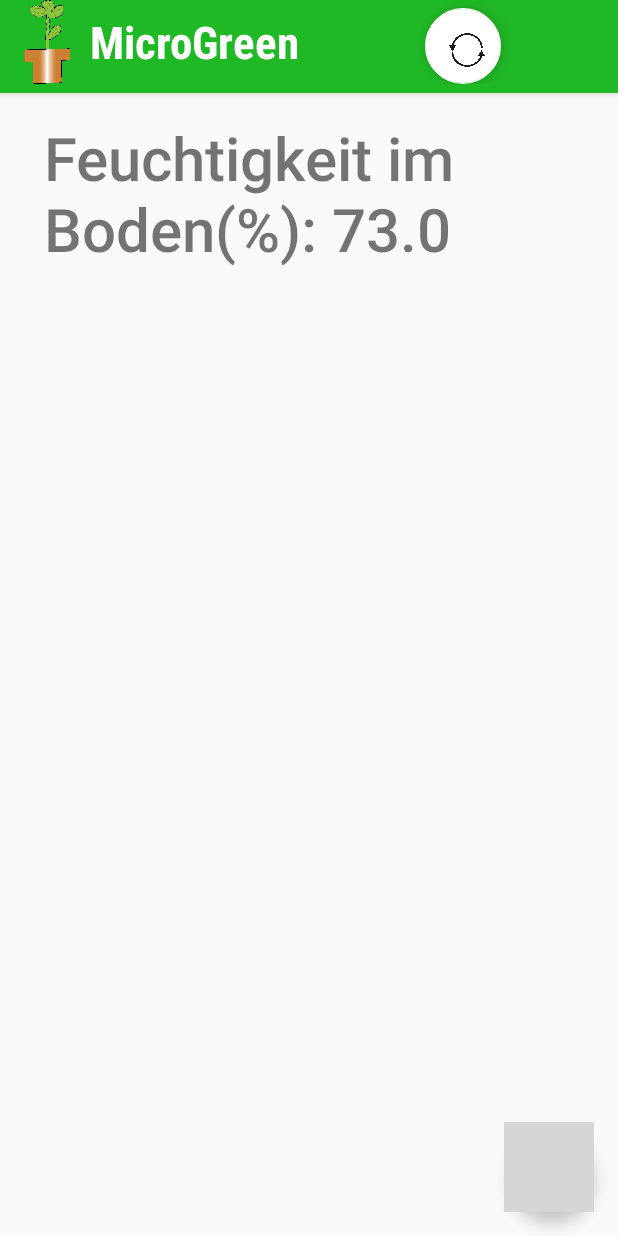
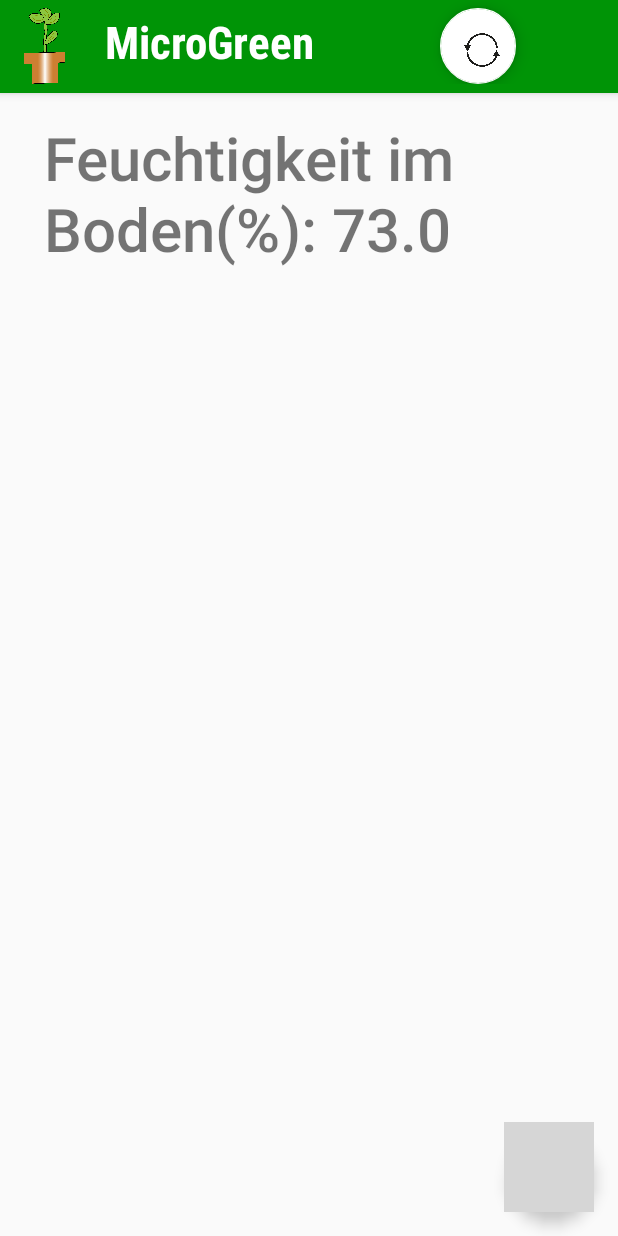
Before and after one commit to ahasenberger-tgm/MicroGreenNeu, an Android app: the screen it shows after launch (MainActivity), on a phone screen of 412 x 824 dp. Run offline under Robolectric (Android 15) with nearby library versions, the phone set to English and light mode, and no system bars; libraries missing offline, so code that uses them is left out: com.facebook, com.facebook.share; 2 statements that could not run were skipped; grey boxes are pictures that could not be loaded.

Commit message:
More Layout Changes FINISHED

```diff
--- a/app/src/main/java/iot/microgreenneu/MainActivity.java
+++ b/app/src/main/java/iot/microgreenneu/MainActivity.java
@@ -203,13 +203,13 @@ public class MainActivity extends AppCompatActivity {
                 textView.setTextSize(40);
                 String uri = "";
                 if (getArguments().getInt(ARG_SECTION_NUMBER)-1 == 0) {
-                    uri = "@mipmap/flower_gold_xhdpi";
+                    uri = "@mipmap/doubledrop_xhdpi";
                 }else if(getArguments().getInt(ARG_SECTION_NUMBER)-1 == 1){
                     uri = "@mipmap/thermometer_xhdpi";
                 }else if(getArguments().getInt(ARG_SECTION_NUMBER)-1 == 2){
                     uri = "@mipmap/thermometer_xhdpi";
                 }else if(getArguments().getInt(ARG_SECTION_NUMBER)-1 == 3){
-                    uri = "@mipmap/flower_silver_xhdpi";
+                    uri = "@mipmap/doubledrop_xhdpi";
                 }else if(getArguments().getInt(ARG_SECTION_NUMBER)-1 == 4){
                     if(punktestand==0) {
                         uri = "@mipmap/bronze_erfolg_xhdpi";
--- a/app/src/main/res/layout/activity_main.xml
+++ b/app/src/main/res/layout/activity_main.xml
@@ -27,6 +27,7 @@
                 android:id="@+id/media_image"
                 android:layout_width="wrap_content"
                 android:layout_height="wrap_content"
+                android:layout_marginTop="5dp"
                 android:adjustViewBounds="true"
                 android:contentDescription="new post image"
                 android:scaleType="centerCrop"
@@ -39,7 +40,7 @@
                 android:layout_height="wrap_content"
                 android:fadingEdge="none"
                 android:fontFamily="sans-serif-condensed"
-                android:text="  MicroGreen"
+                android:text="    MicroGreen"
                 android:textColor="#ffffff"
                 android:textSize="30sp"
                 android:textStyle="bold" />
@@ -74,7 +75,7 @@
         android:layout_height="60dp"
         android:layout_gravity="end|bottom"
         android:layout_margin="@dimen/fab_margin"
-        app:backgroundTint="@color/colorPrimary"
+        app:backgroundTint="@color/com_facebook_button_background_color"
         app:layout_anchor="@+id/container"
         app:layout_anchorGravity="right|bottom"
         app:srcCompat="@drawable/com_facebook_button_icon_white" />
--- a/app/src/main/res/values/colors.xml
+++ b/app/src/main/res/values/colors.xml
@@ -1,6 +1,6 @@
 <?xml version="1.0" encoding="utf-8"?>
 <resources>
-    <color name="colorPrimary">#20b926</color>
-    <color name="colorPrimaryDark">#17841c</color>
+    <color name="colorPrimary">#009406</color>
+    <color name="colorPrimaryDark">#137918</color>
     <color name="colorAccent">#FF4081</color>
 </resources>
```
